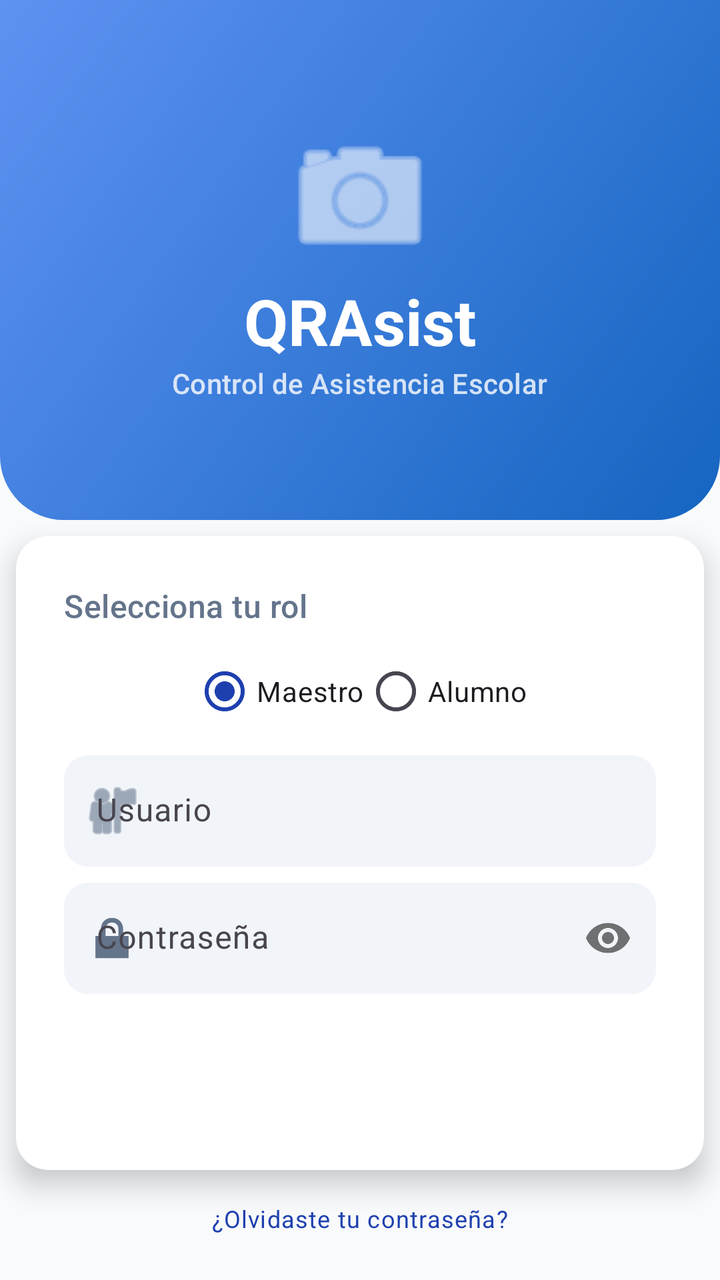
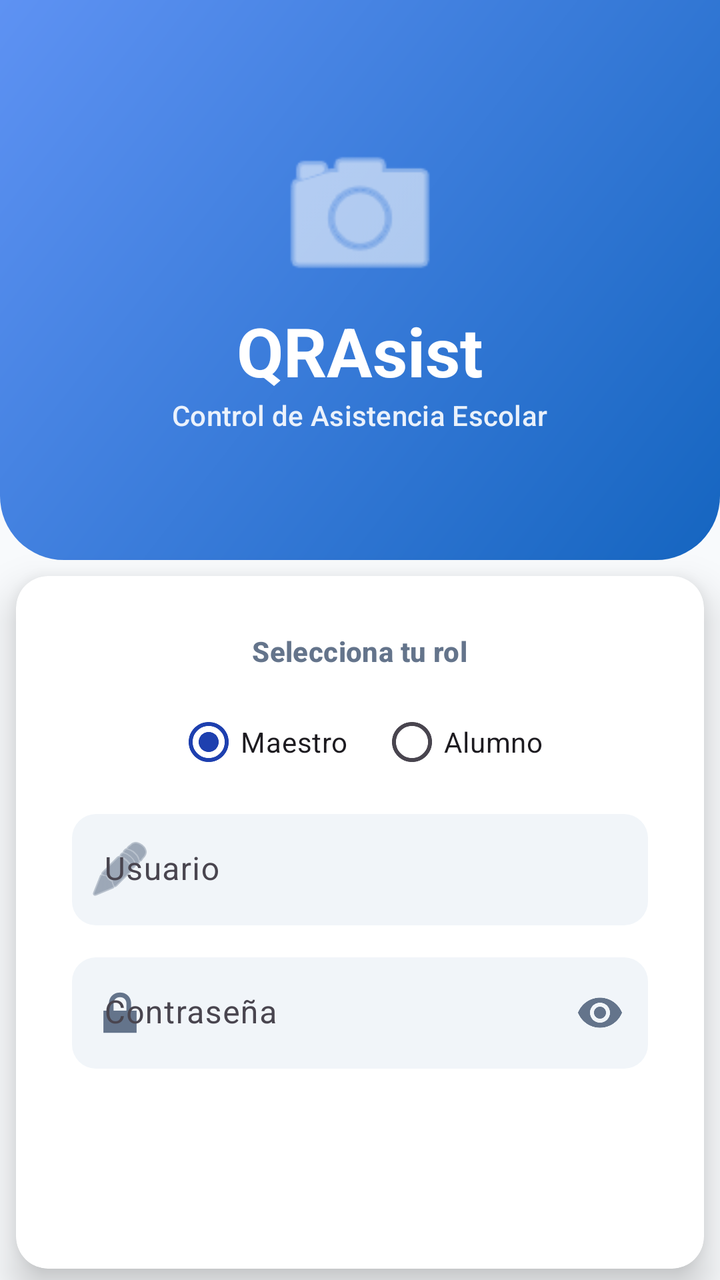

Compare the two renders of this Android layout. The source of the first and the diff that turns it into the second are given below.
<!-- AndroidManifest.xml: activity theme Theme.QRAsist -->
<!-- res/layout/activity_main.xml -->
<?xml version="1.0" encoding="utf-8"?>
<androidx.constraintlayout.widget.ConstraintLayout xmlns:android="http://schemas.android.com/apk/res/android"
    xmlns:app="http://schemas.android.com/apk/res-auto"
    xmlns:tools="http://schemas.android.com/tools"
    android:id="@+id/main"
    android:layout_width="match_parent"
    android:layout_height="match_parent"
    android:background="@color/background"
    tools:context=".MainActivity">

    
    <LinearLayout
        android:id="@+id/layout_header"
        android:layout_width="match_parent"
        android:layout_height="260dp"
        android:background="@drawable/bg_login_header"
        android:gravity="center"
        android:orientation="vertical"
        app:layout_constraintTop_toTopOf="parent">

        <ImageView
            android:layout_width="80dp"
            android:layout_height="80dp"
            android:src="@android:drawable/ic_menu_camera"
            android:contentDescription="@string/app_name"
            app:tint="@android:color/white" />

        <TextView
            android:layout_width="wrap_content"
            android:layout_height="wrap_content"
            android:text="@string/app_name"
            android:textAppearance="?attr/textAppearanceHeadlineLarge"
            android:textColor="@android:color/white"
            android:textStyle="bold" />

        <TextView
            android:layout_width="wrap_content"
            android:layout_height="wrap_content"
            android:alpha="0.8"
            android:text="@string/app_tagline"
            android:textAppearance="?attr/textAppearanceTitleSmall"
            android:textColor="@android:color/white" />
    </LinearLayout>

    
    <com.google.android.material.card.MaterialCardView
        android:id="@+id/card_login"
        style="@style/QRAsist.Card"
        android:layout_width="match_parent"
        android:layout_height="wrap_content"
        android:layout_marginHorizontal="24dp"
        android:layout_marginTop="-32dp"
        app:cardElevation="8dp"
        app:layout_constraintTop_toBottomOf="@+id/layout_header">

        <LinearLayout
            android:layout_width="match_parent"
            android:layout_height="wrap_content"
            android:orientation="vertical"
            android:padding="24dp">

            <TextView
                style="@style/QRAsist.Text.Subtitle"
                android:layout_width="wrap_content"
                android:layout_height="wrap_content"
                android:text="@string/label_rol" />

            <RadioGroup
                android:id="@+id/rg_rol"
                android:layout_width="wrap_content"
                android:layout_height="wrap_content"
                android:layout_gravity="center"
                android:layout_marginVertical="8dp"
                android:orientation="horizontal">

                <RadioButton
                    android:id="@+id/rb_maestro"
                    android:layout_width="wrap_content"
                    android:layout_height="wrap_content"
                    android:checked="true"
                    android:text="@string/rol_maestro" />

                <RadioButton
                    android:id="@+id/rb_alumno"
                    android:layout_width="wrap_content"
                    android:layout_height="wrap_content"
                    android:text="@string/rol_alumno" />
            </RadioGroup>

            <com.google.android.material.textfield.TextInputLayout
                android:id="@+id/til_usuario"
                style="@style/QRAsist.TextInputLayout"
                android:layout_width="match_parent"
                android:layout_height="wrap_content"
                app:startIconDrawable="@android:drawable/ic_menu_myplaces">

                <com.google.android.material.textfield.TextInputEditText
                    android:id="@+id/et_usuario"
                    android:layout_width="match_parent"
                    android:layout_height="wrap_content"
                    android:hint="@string/hint_usuario"
                    android:inputType="text" />
            </com.google.android.material.textfield.TextInputLayout>

            <com.google.android.material.textfield.TextInputLayout
                android:id="@+id/til_password"
                style="@style/QRAsist.TextInputLayout"
                android:layout_width="match_parent"
                android:layout_height="wrap_content"
                android:layout_marginTop="8dp"
                app:passwordToggleEnabled="true"
                app:startIconDrawable="@android:drawable/ic_lock_lock">

                <com.google.android.material.textfield.TextInputEditText
                    android:id="@+id/et_password"
                    android:layout_width="match_parent"
                    android:layout_height="wrap_content"
                    android:hint="@string/hint_password"
                    android:inputType="textPassword" />
            </com.google.android.material.textfield.TextInputLayout>

            <Button
                android:id="@+id/btn_login"
                style="@style/QRAsist.Button.Primary"
                android:layout_width="match_parent"
                android:layout_height="wrap_content"
                android:layout_marginTop="16dp"
                android:text="@string/btn_login" />

        </LinearLayout>
    </com.google.android.material.card.MaterialCardView>

    <TextView
        android:id="@+id/tv_forgot"
        android:layout_width="wrap_content"
        android:layout_height="wrap_content"
        android:layout_marginTop="16dp"
        android:text="¿Olvidaste tu contraseña?"
        android:textAppearance="?attr/textAppearanceBodySmall"
        android:textColor="?attr/colorPrimary"
        app:layout_constraintEnd_toEndOf="parent"
        app:layout_constraintStart_toStartOf="parent"
        app:layout_constraintTop_toBottomOf="@+id/card_login" />

</androidx.constraintlayout.widget.ConstraintLayout>
<!-- resources referenced by this layout -->
<resources>
  <color name="background">#F8FAFC</color>
  <!-- drawable bg_login_header (drawable) -->
  <?xml version="1.0" encoding="utf-8"?>
  <shape xmlns:android="http://schemas.android.com/apk/res/android"
      android:shape="rectangle">
      <gradient
          android:startColor="#1565C0"
          android:endColor="#5e92f3"
          android:angle="135" />
      <corners
          android:bottomLeftRadius="32dp"
          android:bottomRightRadius="32dp" />
  </shape>
  <string name="app_name">QRAsist</string>
  <string name="app_tagline">Control de Asistencia Escolar</string>
  <string name="btn_login">Iniciar Sesión</string>
  <string name="hint_password">Contraseña</string>
  <string name="hint_usuario">Usuario</string>
  <string name="label_rol">Selecciona tu rol</string>
  <string name="rol_alumno">Alumno</string>
  <string name="rol_maestro">Maestro</string>
  <style name="QRAsist.Button.Primary" parent="Widget.Material3.Button">
          <item name="android:insetTop">0dp</item>
          <item name="android:insetBottom">0dp</item>
          <item name="backgroundTint">?attr/colorPrimary</item>
          <item name="cornerRadius">12dp</item>
          <item name="android:paddingTop">14dp</item>
          <item name="android:paddingBottom">14dp</item>
          <item name="android:textColor">@android:color/white</item>
          <item name="android:textAllCaps">false</item>
          <item name="android:textStyle">bold</item>
      </style>
  <style name="QRAsist.Card" parent="Widget.Material3.CardView.Elevated">
          <item name="cardBackgroundColor">@color/surface_card</item>
          <item name="cardCornerRadius">16dp</item>
          <item name="cardElevation">2dp</item>
          <item name="android:layout_margin">8dp</item>
      </style>
  <style name="QRAsist.Text.Subtitle" parent="QRAsist.Text">
          <item name="android:textAppearance">?attr/textAppearanceTitleMedium</item>
          <item name="android:textColor">@color/text_secondary</item>
      </style>
  <style name="QRAsist.TextInputLayout" parent="Widget.Material3.TextInputLayout.FilledBox">
          <item name="boxBackgroundColor">@color/input_background</item>
          <item name="boxCornerRadiusTopStart">12dp</item>
          <item name="boxCornerRadiusTopEnd">12dp</item>
          <item name="boxCornerRadiusBottomStart">12dp</item>
          <item name="boxCornerRadiusBottomEnd">12dp</item>
          <item name="boxStrokeWidth">0dp</item>
          <item name="boxStrokeWidthFocused">0dp</item>
          <item name="hintTextColor">@color/text_secondary</item>
          <item name="startIconTint">@color/text_secondary</item>
      </style>
  <style name="Theme.QRAsist" parent="Theme.Material3.Light.NoActionBar">
          <item name="colorPrimary">@color/maestro_primary</item>
          <item name="colorPrimaryDark">@color/maestro_primary_dark</item>
          <item name="colorAccent">@color/maestro_primary_light</item>
          <item name="android:windowBackground">@color/app_background</item>
          <item name="android:statusBarColor">@color/maestro_primary_dark</item>
      </style>
  <color name="surface_card">#FFFFFF</color>
  <style name="QRAsist.Text" parent="android:Widget.TextView" />
  <color name="text_secondary">#64748B</color>
  <color name="input_background">#F1F5F9</color>
  <color name="maestro_primary">#1E40AF</color>
  <color name="maestro_primary_dark">#1E3A8A</color>
  <color name="maestro_primary_light">#3B82F6</color>
  <color name="app_background">#F8FAFC</color>
</resources>

<!-- the commit's change to res/layout/activity_main.xml (unified diff, before → after) -->
@@ -5,22 +5,22 @@
     android:id="@+id/main"
     android:layout_width="match_parent"
     android:layout_height="match_parent"
-    android:background="@color/background"
+    android:background="@color/app_background"
     tools:context=".MainActivity">
 
     
     <LinearLayout
         android:id="@+id/layout_header"
         android:layout_width="match_parent"
-        android:layout_height="260dp"
+        android:layout_height="280dp"
         android:background="@drawable/bg_login_header"
         android:gravity="center"
         android:orientation="vertical"
         app:layout_constraintTop_toTopOf="parent">
 
         <ImageView
-            android:layout_width="80dp"
-            android:layout_height="80dp"
+            android:layout_width="90dp"
+            android:layout_height="90dp"
             android:src="@android:drawable/ic_menu_camera"
             android:contentDescription="@string/app_name"
             app:tint="@android:color/white" />
@@ -29,14 +29,14 @@
             android:layout_width="wrap_content"
             android:layout_height="wrap_content"
             android:text="@string/app_name"
-            android:textAppearance="?attr/textAppearanceHeadlineLarge"
+            android:textSize="34sp"
             android:textColor="@android:color/white"
             android:textStyle="bold" />
 
         <TextView
             android:layout_width="wrap_content"
             android:layout_height="wrap_content"
-            android:alpha="0.8"
+            android:alpha="0.9"
             android:text="@string/app_tagline"
             android:textAppearance="?attr/textAppearanceTitleSmall"
             android:textColor="@android:color/white" />
@@ -48,29 +48,32 @@
         style="@style/QRAsist.Card"
         android:layout_width="match_parent"
         android:layout_height="wrap_content"
-        android:layout_marginHorizontal="24dp"
-        android:layout_marginTop="-32dp"
-        app:cardElevation="8dp"
+        android:layout_marginHorizontal="28dp"
+        android:layout_marginTop="-40dp"
+        app:cardElevation="12dp"
         app:layout_constraintTop_toBottomOf="@+id/layout_header">
 
         <LinearLayout
             android:layout_width="match_parent"
             android:layout_height="wrap_content"
             android:orientation="vertical"
-            android:padding="24dp">
+            android:padding="28dp">
 
             <TextView
                 style="@style/QRAsist.Text.Subtitle"
                 android:layout_width="wrap_content"
                 android:layout_height="wrap_content"
-                android:text="@string/label_rol" />
+                android:layout_gravity="center"
+                android:text="@string/label_rol"
+                android:textSize="14sp"
+                android:textStyle="bold" />
 
             <RadioGroup
                 android:id="@+id/rg_rol"
                 android:layout_width="wrap_content"
                 android:layout_height="wrap_content"
                 android:layout_gravity="center"
-                android:layout_marginVertical="8dp"
+                android:layout_marginVertical="12dp"
                 android:orientation="horizontal">
 
                 <RadioButton
@@ -78,13 +81,16 @@
                     android:layout_width="wrap_content"
                     android:layout_height="wrap_content"
                     android:checked="true"
-                    android:text="@string/rol_maestro" />
+                    android:text="@string/rol_maestro"
+                    android:buttonTint="@color/maestro_primary" />
 
                 <RadioButton
                     android:id="@+id/rb_alumno"
                     android:layout_width="wrap_content"
                     android:layout_height="wrap_content"
-                    android:text="@string/rol_alumno" />
+                    android:layout_marginStart="16dp"
+                    android:text="@string/rol_alumno"
+                    android:buttonTint="@color/maestro_primary" />
             </RadioGroup>
 
             <com.google.android.material.textfield.TextInputLayout
@@ -92,14 +98,15 @@
                 style="@style/QRAsist.TextInputLayout"
                 android:layout_width="match_parent"
                 android:layout_height="wrap_content"
-                app:startIconDrawable="@android:drawable/ic_menu_myplaces">
+                app:startIconDrawable="@android:drawable/ic_menu_edit">
 
                 <com.google.android.material.textfield.TextInputEditText
                     android:id="@+id/et_usuario"
                     android:layout_width="match_parent"
                     android:layout_height="wrap_content"
                     android:hint="@string/hint_usuario"
-                    android:inputType="text" />
+                    android:inputType="text"
+                    android:textColor="@color/text_primary" />
             </com.google.android.material.textfield.TextInputLayout>
 
             <com.google.android.material.textfield.TextInputLayout
@@ -107,8 +114,9 @@
                 style="@style/QRAsist.TextInputLayout"
                 android:layout_width="match_parent"
                 android:layout_height="wrap_content"
-                android:layout_marginTop="8dp"
+                android:layout_marginTop="16dp"
                 app:passwordToggleEnabled="true"
+                app:passwordToggleTint="@color/text_secondary"
                 app:startIconDrawable="@android:drawable/ic_lock_lock">
 
                 <com.google.android.material.textfield.TextInputEditText
@@ -116,7 +124,8 @@
                     android:layout_width="match_parent"
                     android:layout_height="wrap_content"
                     android:hint="@string/hint_password"
-                    android:inputType="textPassword" />
+                    android:inputType="textPassword"
+                    android:textColor="@color/text_primary" />
             </com.google.android.material.textfield.TextInputLayout>
 
             <Button
@@ -124,20 +133,18 @@
                 style="@style/QRAsist.Button.Primary"
                 android:layout_width="match_parent"
                 android:layout_height="wrap_content"
-                android:layout_marginTop="16dp"
+                android:layout_marginTop="24dp"
                 android:text="@string/btn_login" />
 
         </LinearLayout>
     </com.google.android.material.card.MaterialCardView>
 
+    
     <TextView
         android:id="@+id/tv_forgot"
         android:layout_width="wrap_content"
         android:layout_height="wrap_content"
-        android:layout_marginTop="16dp"
-        android:text="¿Olvidaste tu contraseña?"
-        android:textAppearance="?attr/textAppearanceBodySmall"
-        android:textColor="?attr/colorPrimary"
+        android:visibility="gone"
         app:layout_constraintEnd_toEndOf="parent"
         app:layout_constraintStart_toStartOf="parent"
         app:layout_constraintTop_toBottomOf="@+id/card_login" />
<!-- resource entries referenced after the edit -->
@@ -1,6 +1,9 @@
 <!-- resources referenced by this layout -->
 <resources>
-  <color name="background">#F8FAFC</color>
+  <color name="app_background">#F8FAFC</color>
+  <color name="maestro_primary">#1E40AF</color>
+  <color name="text_primary">#1E293B</color>
+  <color name="text_secondary">#64748B</color>
   <!-- drawable bg_login_header (drawable) -->
   <?xml version="1.0" encoding="utf-8"?>
   <shape xmlns:android="http://schemas.android.com/apk/res/android"
@@ -62,11 +65,8 @@
       </style>
   <color name="surface_card">#FFFFFF</color>
   <style name="QRAsist.Text" parent="android:Widget.TextView" />
-  <color name="text_secondary">#64748B</color>
   <color name="input_background">#F1F5F9</color>
-  <color name="maestro_primary">#1E40AF</color>
   <color name="maestro_primary_dark">#1E3A8A</color>
   <color name="maestro_primary_light">#3B82F6</color>
-  <color name="app_background">#F8FAFC</color>
 </resources>
 
